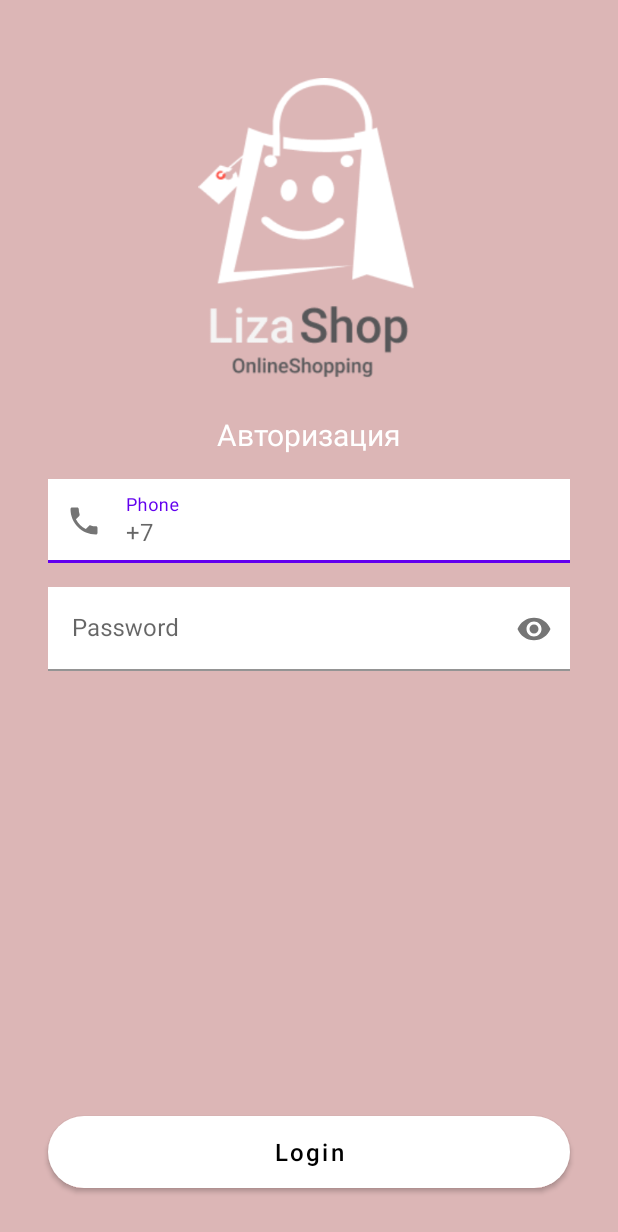
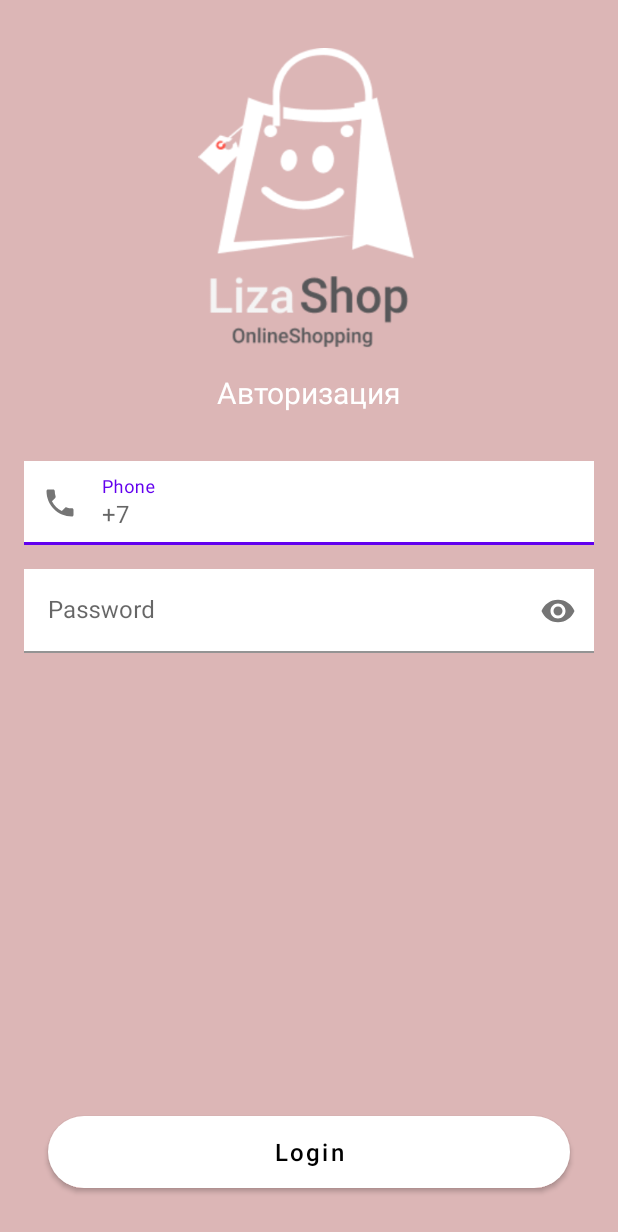
Before and after one commit to sdeaths/lab2, an Android app: the screen it shows after launch (MainActivity), on a phone screen of 412 x 824 dp. Shown: the top 1232 px of the screen. Run offline under Robolectric (Android 15) with nearby library versions, the phone set to English and light mode, and no system bars.

Commit message:
fix: ConstraintLayout

```diff
--- a/app/src/main/res/layout/activity_main.xml
+++ b/app/src/main/res/layout/activity_main.xml
@@ -17,7 +17,6 @@
             android:layout_width="200dp"
             android:layout_height="200dp"
             android:layout_marginTop="32dp"
-            app:layout_constraintBottom_toTopOf="@+id/linearLayout"
             app:layout_constraintEnd_toEndOf="parent"
             app:layout_constraintHorizontal_bias="0.5"
             android:src="@drawable/logo"
@@ -26,35 +25,33 @@
             app:layout_constraintVertical_bias="0.066"
             app:layout_constraintVertical_chainStyle="packed" />
 
-        <LinearLayout
-            android:id="@+id/linearLayout"
-            android:layout_width="match_parent"
-            android:layout_height="wrap_content"
-            android:layout_marginHorizontal="32dp"
-            android:layout_marginBottom="@dimen/margins"
-            android:orientation="vertical"
-            app:layout_constraintBottom_toTopOf="@+id/button"
-            app:layout_constraintTop_toBottomOf="@+id/imageView"
-            tools:layout_editor_absoluteX="32dp">
-
         <TextView
             android:id="@+id/textAuthorization"
             android:layout_width="wrap_content"
             android:layout_height="wrap_content"
             android:layout_gravity="center"
-                android:layout_marginTop="24dp"
+            android:layout_marginTop="@dimen/margins"
+
             android:text="@string/authorization"
             android:textColor="@color/white"
-                android:textSize="20sp" />
+            android:textSize="20sp"
+            app:layout_constraintEnd_toEndOf="parent"
+            app:layout_constraintStart_toStartOf="parent"
+            app:layout_constraintTop_toBottomOf="@+id/imageView" />
 
         <com.google.android.material.textfield.TextInputLayout
+            android:id="@+id/textInputLayout2"
             android:layout_width="match_parent"
             android:layout_height="wrap_content"
-                app:startIconDrawable="@drawable/ic_baseline_phone_24"
-                android:layout_marginTop="@dimen/margins"
+            android:layout_marginStart="@dimen/margins"
+            android:layout_marginTop="32dp"
+            android:layout_marginEnd="@dimen/margins"
+            app:counterMaxLength="10"
+            app:layout_constraintEnd_toEndOf="parent"
+            app:layout_constraintStart_toStartOf="parent"
+            app:layout_constraintTop_toBottomOf="@+id/textAuthorization"
             app:prefixText="+7"
-                app:counterMaxLength="10"
-                >
+            app:startIconDrawable="@drawable/ic_baseline_phone_24">
 
             <com.google.android.material.textfield.TextInputEditText
                 android:id="@+id/textPhone"
@@ -63,16 +60,21 @@
                 android:background="@color/white"
                 android:hint="@string/phone"
                 android:inputType="number"
-                    android:maxLength="10"/>
+                android:maxLength="10" />
 
         </com.google.android.material.textfield.TextInputLayout>
 
         <com.google.android.material.textfield.TextInputLayout
+            android:id="@+id/textInputLayout"
             android:layout_width="match_parent"
             android:layout_height="wrap_content"
+            android:layout_marginStart="@dimen/margins"
             android:layout_marginTop="@dimen/margins"
-                app:passwordToggleEnabled="true"
-                >
+            android:layout_marginEnd="@dimen/margins"
+            app:layout_constraintEnd_toEndOf="parent"
+            app:layout_constraintStart_toStartOf="parent"
+            app:layout_constraintTop_toBottomOf="@+id/textInputLayout2"
+            app:passwordToggleEnabled="true">
 
             <com.google.android.material.textfield.TextInputEditText
                 android:id="@+id/password"
@@ -80,12 +82,9 @@
                 android:layout_height="wrap_content"
                 android:background="@color/white"
                 android:hint="@string/password"
-                    android:inputType="textPassword"
-                    />
+                android:inputType="textPassword" />
 
         </com.google.android.material.textfield.TextInputLayout>
-
-        </LinearLayout>
 <!--        android:onClick="logInClick"-->
         <Button
 
```
Lines whose indentation alone changed are shown as unchanged.
